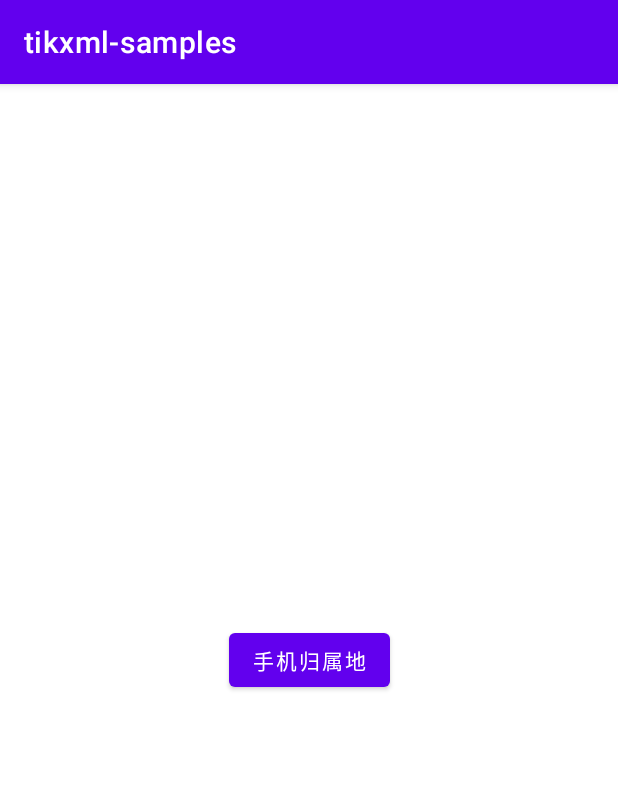
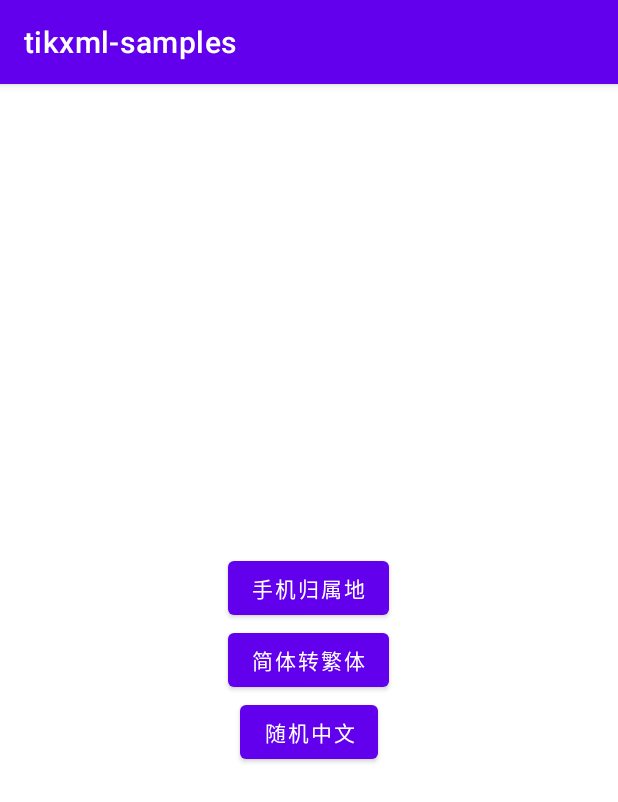
Before and after one commit to lavalike/converter-xstream, an Android app: the screen it shows after launch (MainActivity), on a phone screen of 412 x 824 dp. Shown: the top 802 px of the screen. Run offline under Robolectric (Android 15) with nearby library versions, the phone set to English and light mode, and no system bars; libraries missing offline, so code that uses them is left out: com.thoughtworks.xstream; 4 statements that could not run were skipped.

```diff
--- a/app/build.gradle
+++ b/app/build.gradle
@@ -7,7 +7,7 @@ android {
     compileSdk 31
 
     defaultConfig {
-        applicationId "com.tcl.tikxml_samples"
+        applicationId "com.tcl.converter.xstream"
         minSdk 21
         targetSdk 31
         versionCode 1
--- a/app/src/main/java/com/tcl/tikxml_samples/MainActivity.kt
+++ b/app/src/main/java/com/tcl/tikxml_samples/MainActivity.kt
@@ -1,10 +1,12 @@
 package com.tcl.tikxml_samples
 
 import android.os.Bundle
-import android.widget.Button
 import android.widget.Toast
 import androidx.appcompat.app.AppCompatActivity
 import com.tcl.tikxml_samples.api.ApiService
+import com.tcl.tikxml_samples.databinding.ActivityMainBinding
+import com.tcl.tikxml_samples.entity.RandomFontsResp
+import com.tcl.tikxml_samples.xstream.XStreamConfig
 import com.tcl.tikxml_samples.xstream.XStreamConverterFactory
 import retrofit2.Call
 import retrofit2.Callback
@@ -12,17 +14,21 @@ import retrofit2.Response
 import retrofit2.Retrofit
 
 class MainActivity : AppCompatActivity() {
+    private lateinit var binding: ActivityMainBinding
     private lateinit var api: ApiService
 
     override fun onCreate(savedInstanceState: Bundle?) {
         super.onCreate(savedInstanceState)
-        setContentView(R.layout.activity_main)
+        setContentView(ActivityMainBinding.inflate(layoutInflater).apply {
+            binding = this
+        }.root)
 
         api = Retrofit.Builder().baseUrl("https://www.tcl.com/")
             .addConverterFactory(XStreamConverterFactory.create()).build()
             .create(ApiService::class.java)
 
-        findViewById<Button>(R.id.btn_mobile_info).setOnClickListener {
+        with(binding) {
+            btnMobileInfo.setOnClickListener {
                 api.mobileInfo("http://ws.webxml.com.cn/WebServices/MobileCodeWS.asmx/getMobileCodeInfo?mobileCode=18368865748&userID=")
                     .enqueue(object : Callback<String> {
                         override fun onResponse(
@@ -42,5 +48,51 @@ class MainActivity : AppCompatActivity() {
                         }
                     })
             }
+
+            btnTraditionalChinese.setOnClickListener {
+                api.traditionalChinese(
+                    "http://ws.webxml.com.cn/WebServices/TraditionalSimplifiedWebService.asmx/toTraditionalChinese",
+                    "快乐"
+                ).enqueue(object : Callback<String> {
+                    override fun onResponse(call: Call<String>, response: Response<String>) {
+                        Toast.makeText(
+                            this@MainActivity,
+                            response.body(),
+                            Toast.LENGTH_SHORT
+                        )
+                            .show()
+                    }
+
+                    override fun onFailure(call: Call<String>, t: Throwable) {
+                        Toast.makeText(this@MainActivity, t.message, Toast.LENGTH_SHORT).show()
+                    }
+                })
+            }
+
+            XStreamConfig.getInstance().registerTypes(RandomFontsResp::class.java)
+
+            btnRandomChinese.setOnClickListener {
+                api.randomChineseFonts(
+                    "http://ws.webxml.com.cn/WebServices/RandomFontsWebService.asmx/getChineseFonts",
+                    5
+                ).enqueue(object : Callback<RandomFontsResp> {
+                    override fun onResponse(
+                        call: Call<RandomFontsResp>,
+                        response: Response<RandomFontsResp>
+                    ) {
+                        Toast.makeText(
+                            this@MainActivity,
+                            response.body().toString(),
+                            Toast.LENGTH_SHORT
+                        )
+                            .show()
+                    }
+
+                    override fun onFailure(call: Call<RandomFontsResp>, t: Throwable) {
+                        Toast.makeText(this@MainActivity, t.message, Toast.LENGTH_SHORT).show()
+                    }
+                })
             }
         }
+    }
+}
--- a/app/src/main/java/com/tcl/tikxml_samples/api/ApiService.kt
+++ b/app/src/main/java/com/tcl/tikxml_samples/api/ApiService.kt
@@ -1,10 +1,21 @@
 package com.tcl.tikxml_samples.api
 
+import com.tcl.tikxml_samples.entity.RandomFontsResp
 import retrofit2.Call
-import retrofit2.http.GET
-import retrofit2.http.Url
+import retrofit2.http.*
 
 interface ApiService {
     @GET
     fun mobileInfo(@Url url: String): Call<String>
+
+    @FormUrlEncoded
+    @POST
+    fun traditionalChinese(@Url url: String, @Field("sText") city: String): Call<String>
+
+    @FormUrlEncoded
+    @POST
+    fun randomChineseFonts(
+        @Url url: String,
+        @Field("byFontsLength") length: Int
+    ): Call<RandomFontsResp>
 }
--- /dev/null
+++ b/app/src/main/java/com/tcl/tikxml_samples/xstream/XStreamConfig.java
@@ -0,0 +1,37 @@
+package com.tcl.tikxml_samples.xstream;
+
+import androidx.annotation.NonNull;
+
+import com.thoughtworks.xstream.XStream;
+
+/**
+ * XStreamConfig
+ * Created by wangzhen on 2021/10/11
+ */
+public final class XStreamConfig {
+
+    private static XStreamConfig sInstance;
+    private final XStream xstream;
+
+    private XStreamConfig() {
+        xstream = new XStream();
+        xstream.autodetectAnnotations(true);
+    }
+
+    public static XStreamConfig getInstance() {
+        if (sInstance == null)
+            sInstance = new XStreamConfig();
+        return sInstance;
+    }
+
+    public XStreamConfig registerTypes(Class<?>... types) {
+        xstream.allowTypes(types);
+        xstream.processAnnotations(types);
+        return this;
+    }
+
+    @NonNull
+    public XStream xstream() {
+        return xstream;
+    }
+}
--- a/app/src/main/java/com/tcl/tikxml_samples/xstream/XStreamConverterFactory.java
+++ b/app/src/main/java/com/tcl/tikxml_samples/xstream/XStreamConverterFactory.java
@@ -18,7 +18,7 @@ import retrofit2.Retrofit;
  * Created by wangzhen on 2021/10/9
  */
 public class XStreamConverterFactory extends Converter.Factory {
-    XStream xstream = new XStream();
+    final XStream xstream = XStreamConfig.getInstance().xstream();
 
     public static XStreamConverterFactory create() {
         return new XStreamConverterFactory();
--- a/app/src/main/res/layout/activity_main.xml
+++ b/app/src/main/res/layout/activity_main.xml
@@ -1,19 +1,28 @@
 <?xml version="1.0" encoding="utf-8"?>
-<androidx.constraintlayout.widget.ConstraintLayout xmlns:android="http://schemas.android.com/apk/res/android"
-    xmlns:app="http://schemas.android.com/apk/res-auto"
+<LinearLayout xmlns:android="http://schemas.android.com/apk/res/android"
     xmlns:tools="http://schemas.android.com/tools"
     android:layout_width="match_parent"
     android:layout_height="match_parent"
+    android:gravity="center"
+    android:orientation="vertical"
     tools:context=".MainActivity">
 
     <Button
         android:id="@+id/btn_mobile_info"
         android:layout_width="wrap_content"
         android:layout_height="wrap_content"
-        android:text="手机归属地"
-        app:layout_constraintBottom_toBottomOf="parent"
-        app:layout_constraintLeft_toLeftOf="parent"
-        app:layout_constraintRight_toRightOf="parent"
-        app:layout_constraintTop_toTopOf="parent" />
+        android:text="手机归属地" />
 
-</androidx.constraintlayout.widget.ConstraintLayout>
+    <Button
+        android:id="@+id/btn_traditional_chinese"
+        android:layout_width="wrap_content"
+        android:layout_height="wrap_content"
+        android:text="简体转繁体" />
+
+    <Button
+        android:id="@+id/btn_random_chinese"
+        android:layout_width="wrap_content"
+        android:layout_height="wrap_content"
+        android:text="随机中文" />
+
+</LinearLayout>
```
Also changed, not shown: app/src/main/java/com/tcl/tikxml_samples/entity/RandomFontsResp.kt (added, +14 -0 lines). Lines whose indentation alone changed are shown as unchanged.
